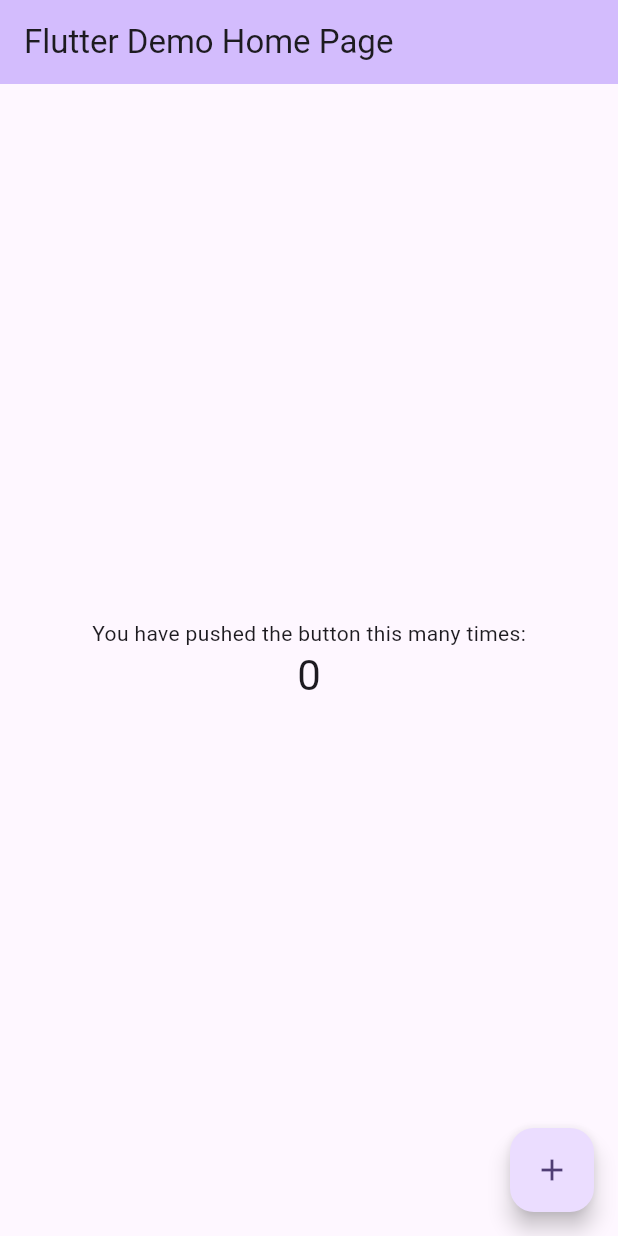
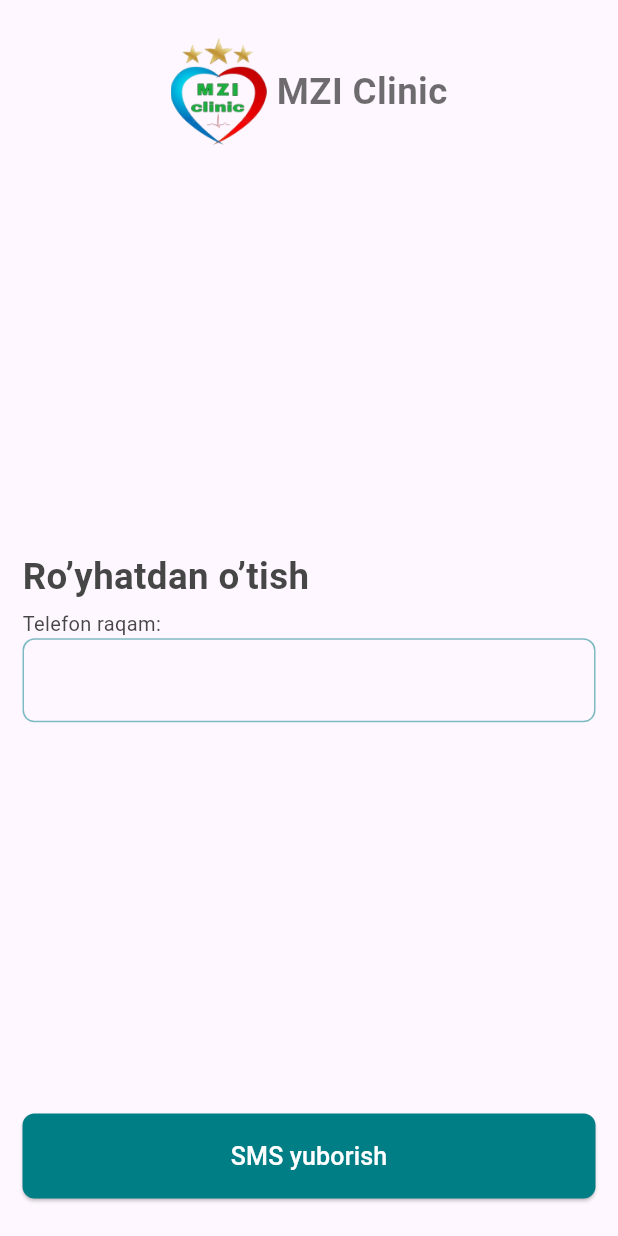
Before and after one commit to Bakhodir95/client, a Flutter app: the screen it shows after launch, on a phone screen of 412 x 824 dp. Run offline on Flutter 3.47's test engine with Material 3 defaults, Android fonts, the phone set to English and light mode, and no system bars; our stand-ins replace flutter_screenutil, gap.

Commit message:
sign_in part done

```diff
--- a/lib/main.dart
+++ b/lib/main.dart
@@ -1,125 +1,24 @@
+import 'package:client/views/screens/sign_in.dart';
 import 'package:flutter/material.dart';
+import 'package:flutter_screenutil/flutter_screenutil.dart';
 
-void main() {
+void main(List<String> args) {
   runApp(const MyApp());
 }
 
 class MyApp extends StatelessWidget {
   const MyApp({super.key});
 
-  // This widget is the root of your application.
   @override
   Widget build(BuildContext context) {
-    return MaterialApp(
-      title: 'Flutter Demo',
-      theme: ThemeData(
-        // This is the theme of your application.
-        //
-        // TRY THIS: Try running your application with "flutter run". You'll see
-        // the application has a purple toolbar. Then, without quitting the app,
-        // try changing the seedColor in the colorScheme below to Colors.green
-        // and then invoke "hot reload" (save your changes or press the "hot
-        // reload" button in a Flutter-supported IDE, or press "r" if you used
-        // the command line to start the app).
-        //
-        // Notice that the counter didn't reset back to zero; the application
-        // state is not lost during the reload. To reset the state, use hot
-        // restart instead.
-        //
-        // This works for code too, not just values: Most code changes can be
-        // tested with just a hot reload.
-        colorScheme: ColorScheme.fromSeed(seedColor: Colors.deepPurple),
-        useMaterial3: true,
+    return ScreenUtilInit(
+      minTextAdapt: true,
+      splitScreenMode: true,
+      designSize: const Size(360, 741),
+      child: MaterialApp(
+        debugShowCheckedModeBanner: false,
+        home: SignIn(),
       ),
-      home: const MyHomePage(title: 'Flutter Demo Home Page'),
     );
   }
 }
-
-class MyHomePage extends StatefulWidget {
-  const MyHomePage({super.key, required this.title});
-
-  // This widget is the home page of your application. It is stateful, meaning
-  // that it has a State object (defined below) that contains fields that affect
-  // how it looks.
-
-  // This class is the configuration for the state. It holds the values (in this
-  // case the title) provided by the parent (in this case the App widget) and
-  // used by the build method of the State. Fields in a Widget subclass are
-  // always marked "final".
-
-  final String title;
-
-  @override
-  State<MyHomePage> createState() => _MyHomePageState();
-}
-
-class _MyHomePageState extends State<MyHomePage> {
-  int _counter = 0;
-
-  void _incrementCounter() {
-    setState(() {
-      // This call to setState tells the Flutter framework that something has
-      // changed in this State, which causes it to rerun the build method below
-      // so that the display can reflect the updated values. If we changed
-      // _counter without calling setState(), then the build method would not be
-      // called again, and so nothing would appear to happen.
-      _counter++;
-    });
-  }
-
-  @override
-  Widget build(BuildContext context) {
-    // This method is rerun every time setState is called, for instance as done
-    // by the _incrementCounter method above.
-    //
-    // The Flutter framework has been optimized to make rerunning build methods
-    // fast, so that you can just rebuild anything that needs updating rather
-    // than having to individually change instances of widgets.
-    return Scaffold(
-      appBar: AppBar(
-        // TRY THIS: Try changing the color here to a specific color (to
-        // Colors.amber, perhaps?) and trigger a hot reload to see the AppBar
-        // change color while the other colors stay the same.
-        backgroundColor: Theme.of(context).colorScheme.inversePrimary,
-        // Here we take the value from the MyHomePage object that was created by
-        // the App.build method, and use it to set our appbar title.
-        title: Text(widget.title),
-      ),
-      body: Center(
-        // Center is a layout widget. It takes a single child and positions it
-        // in the middle of the parent.
-        child: Column(
-          // Column is also a layout widget. It takes a list of children and
-          // arranges them vertically. By default, it sizes itself to fit its
-          // children horizontally, and tries to be as tall as its parent.
-          //
-          // Column has various properties to control how it sizes itself and
-          // how it positions its children. Here we use mainAxisAlignment to
-          // center the children vertically; the main axis here is the vertical
-          // axis because Columns are vertical (the cross axis would be
-          // horizontal).
-          //
-          // TRY THIS: Invoke "debug painting" (choose the "Toggle Debug Paint"
-          // action in the IDE, or press "p" in the console), to see the
-          // wireframe for each widget.
-          mainAxisAlignment: MainAxisAlignment.center,
-          children: <Widget>[
-            const Text(
-              'You have pushed the button this many times:',
-            ),
-            Text(
-              '$_counter',
-              style: Theme.of(context).textTheme.headlineMedium,
-            ),
-          ],
-        ),
-      ),
-      floatingActionButton: FloatingActionButton(
-        onPressed: _incrementCounter,
-        tooltip: 'Increment',
-        child: const Icon(Icons.add),
-      ), // This trailing comma makes auto-formatting nicer for build methods.
-    );
-  }
-}
--- /dev/null
+++ b/lib/utils/app_constants/app_colors.dart
@@ -0,0 +1,10 @@
+import 'package:flutter/material.dart';
+
+class AppColors {
+  static const Color white = Colors.white;
+  static const Color green = Color(0xFF007E85);
+  static const Color greenWhite = Color(0x1A007E85);
+  static const Color lightBlack = Color.fromRGBO(14, 14, 14, 0.6);
+  static const Color whiteBlack = Color.fromRGBO(51, 51, 51, 0.9);
+  static const Color textBorederColor = Color.fromRGBO(0, 126, 133, 0.5);
+}
--- /dev/null
+++ b/lib/views/screens/sign_in.dart
@@ -0,0 +1,73 @@
+import 'package:client/utils/app_constants/app_colors.dart';
+import 'package:client/views/widgets/custom_textfield.dart';
+import 'package:client/views/widgets/universal_button_widget.dart';
+import 'package:flutter/material.dart';
+import 'package:flutter_screenutil/flutter_screenutil.dart';
+import 'package:gap/gap.dart';
+
+class SignIn extends StatelessWidget {
+  const SignIn({super.key});
+
+  @override
+  Widget build(BuildContext context) {
+    return SafeArea(
+      child: Scaffold(
+        body: Padding(
+          padding: const EdgeInsets.symmetric(vertical: 25, horizontal: 15),
+          child: Column(
+            crossAxisAlignment: CrossAxisAlignment.start,
+            mainAxisAlignment: MainAxisAlignment.spaceBetween,
+            children: [
+              Row(
+                mainAxisAlignment: MainAxisAlignment.center,
+                children: [
+                  SizedBox(
+                      width: 56.w,
+                      height: 65.h,
+                      child: Image.asset("assets/images/logo.png")),
+                  Gap(6.h),
+                  Text(
+                    "MZI Clinic",
+                    style: TextStyle(
+                        fontWeight: FontWeight.w700,
+                        fontSize: 22.sp,
+                        color: AppColors.lightBlack),
+                  ),
+                ],
+              ),
+              Column(
+                crossAxisAlignment: CrossAxisAlignment.start,
+                children: [
+                  const Gap(9),
+                  Text(
+                    "Ro’yhatdan o’tish",
+                    style: TextStyle(
+                        fontWeight: FontWeight.w700,
+                        fontSize: 22.sp,
+                        color: AppColors.whiteBlack),
+                  ),
+                  Gap(4.w),
+                  Text(
+                    "Telefon raqam:",
+                    style: TextStyle(
+                        fontWeight: FontWeight.w400,
+                        fontSize: 12.sp,
+                        color: AppColors.whiteBlack),
+                  ),
+                  const CustomTextfield(),
+                ],
+              ),
+              UniversalButtonWidget(
+                  function: () {},
+                  child: Text(
+                    "SMS yuborish",
+                    style:
+                        TextStyle(fontWeight: FontWeight.w500, fontSize: 15.sp),
+                  ))
+            ],
+          ),
+        ),
+      ),
+    );
+  }
+}
--- /dev/null
+++ b/lib/views/widgets/custom_textfield.dart
@@ -0,0 +1,66 @@
+import 'package:client/utils/app_constants/app_colors.dart';
+import 'package:flutter/material.dart';
+
+class CustomTextfield extends StatelessWidget {
+  final String? hintText;
+  final int? maxlength;
+  final String? labeltext;
+  final TextInputAction? textInputAction;
+  final TextEditingController? controller;
+  final String? Function(String?)? validator;
+  final TextInputType? textInputType;
+  final Icon? prefixIcon;
+  final Widget? suffixIcon;
+  final bool obscureText;
+  final String? errorText;
+  final Function(String)? onChanged;
+
+  const CustomTextfield({
+    super.key,
+    this.hintText,
+    this.maxlength,
+    this.labeltext,
+    this.textInputAction,
+    this.controller,
+    this.validator,
+    this.textInputType,
+    this.prefixIcon,
+    this.suffixIcon,
+    this.obscureText = false,
+    this.errorText,
+    this.onChanged,
+  });
+
+  @override
+  Widget build(BuildContext context) {
+    return TextFormField(
+      maxLength: maxlength,
+      validator: validator,
+      autovalidateMode: AutovalidateMode.onUserInteraction,
+      onChanged: onChanged,
+      controller: controller,
+      textInputAction: textInputAction,
+      keyboardType: textInputType,
+      obscureText: obscureText,
+      decoration: InputDecoration(
+        suffixIcon: suffixIcon,
+        prefixIcon: prefixIcon,
+        errorText: errorText,
+        hintText: hintText,
+        labelText: labeltext,
+        hintStyle: const TextStyle(color: Colors.grey),
+        border: _returnBorder(),
+        errorBorder: _returnBorder(Colors.red),
+        focusedBorder: _returnBorder(),
+        enabledBorder: _returnBorder(),
+      ),
+    );
+  }
+}
+
+OutlineInputBorder _returnBorder([Color? color]) {
+  return OutlineInputBorder(
+    borderRadius: BorderRadius.circular(8),
+    borderSide: BorderSide(color: color ?? AppColors.textBorederColor),
+  );
+}
--- /dev/null
+++ b/lib/views/widgets/universal_button_widget.dart
@@ -0,0 +1,32 @@
+import 'package:client/utils/app_constants/app_colors.dart';
+import 'package:flutter/material.dart';
+import 'package:flutter_screenutil/flutter_screenutil.dart';
+
+class UniversalButtonWidget extends StatelessWidget {
+  final VoidCallback function;
+  final Widget child;
+
+  const UniversalButtonWidget({
+    super.key,
+    required this.function,
+    required this.child,
+  });
+  @override
+  Widget build(BuildContext context) {
+    return SizedBox(
+      width: double.infinity,
+      height: 51.h,
+      child: ElevatedButton(
+        style: ElevatedButton.styleFrom(
+          backgroundColor: AppColors.green,
+          foregroundColor: AppColors.white,
+          shape: RoundedRectangleBorder(
+            borderRadius: BorderRadius.circular(8),
+          ),
+        ),
+        onPressed: function,
+        child: child,
+      ),
+    );
+  }
+}
```
Also changed, not shown: pubspec.yaml (+8 -3 lines), assets/images/logo.png (added), assets/svgs/background.svg (added), assets/svgs/container.svg (added), assets/svgs/logo.svg (added), assets/svgs/virus.svg (added), lib/views/screens/sign_up.dart (added), pubspec.lock.
